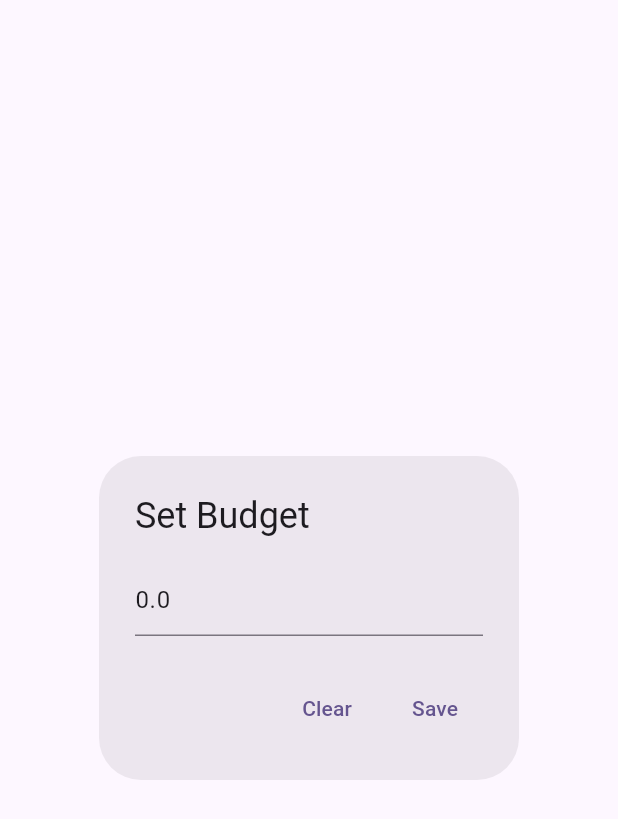
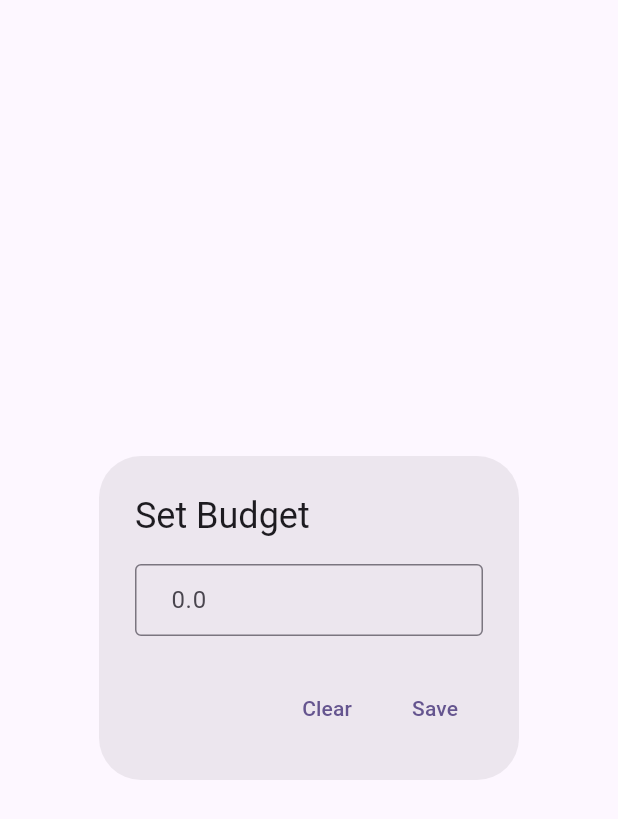
Before and after one commit to ddedida/fp-ppb-expense-tracker, a Flutter app: the BudgetFormWidget widget shown alone on an empty page, opened directly with empty values, on a phone screen of 412 x 824 dp. Shown: the top 819 px of the screen. Run offline on Flutter 3.47's test engine with Material 3 defaults, Android fonts, the phone set to English and light mode, and no system bars; our stand-ins replace sqflite; accounts and stored records are empty.

Commit message:
fix: budget page

```diff
--- a/lib/components/budget_form.dart
+++ b/lib/components/budget_form.dart
@@ -32,7 +32,7 @@ class _BudgetFormWidgetState extends State<BudgetFormWidget> {
     );
 
     if (budget == null) {
-      _budgetController = TextEditingController(text: '0.0');
+      _budgetController = TextEditingController();
     } else {
       _budgetController = TextEditingController(text: '${budget!.amount}');
     }
@@ -85,6 +85,12 @@ class _BudgetFormWidgetState extends State<BudgetFormWidget> {
   Widget buildAmount() => TextFormField(
       controller: _budgetController,
       maxLines: 1,
+      decoration: const InputDecoration(
+        border: OutlineInputBorder(),
+        contentPadding: EdgeInsets.symmetric(horizontal: 20.0),
+        hintText: '0.0',
+        hintStyle: TextStyle(fontWeight: FontWeight.normal),
+      ),
       keyboardType: TextInputType.number,
       validator: (value) {
         if (value == null || value.isEmpty) {
@@ -93,6 +99,11 @@ class _BudgetFormWidgetState extends State<BudgetFormWidget> {
         if (double.tryParse(value) == null) {
           return 'Please enter a valid number';
         }
+
+        if (double.parse(value) < 0) {
+          return 'Please enter a valid number';
+        }
+
         return null;
       });
 
--- a/lib/pages/category_detail_page.dart
+++ b/lib/pages/category_detail_page.dart
@@ -70,7 +70,6 @@ class _CategoryDetailPageState extends State<CategoryDetailPage> {
           IconButton(
             icon: const Icon(Icons.delete, size: 24),
             onPressed: () async {
-              print(widget.category!.id);
               await CategoriesDatabases.instance.delete(widget.category!.id!);
               Navigator.of(context).pop();
             },
```
Also changed, not shown: lib/pages/budget_page.dart (+47 -15 lines), lib/pages/category_page.dart (+5 -12 lines).
